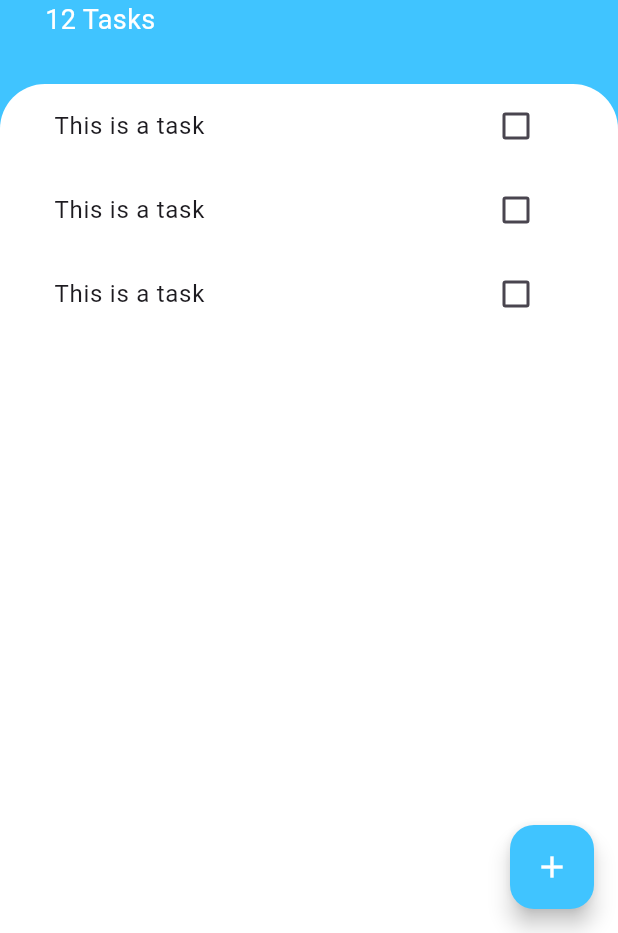
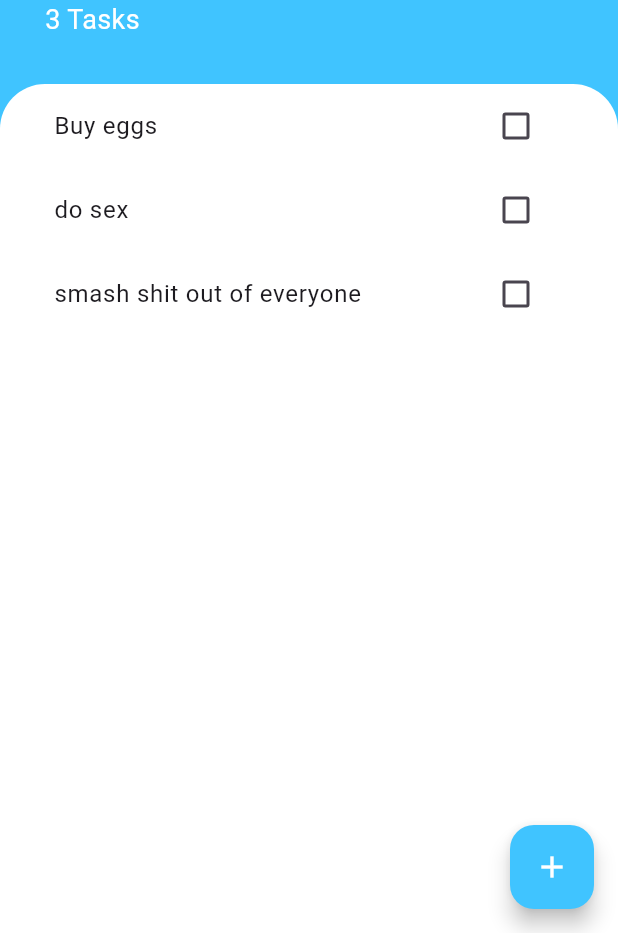
Before and after one commit to Athars904/todoapp, a Flutter app: the screen it shows after launch, on a phone screen of 412 x 824 dp, the part 303-1236 px from its top. Run offline on Flutter 3.47's test engine with Material 3 defaults, Android fonts, the phone set to English and light mode, and no system bars.

Commit message:
updated state management

```diff
--- /dev/null
+++ b/lib/models/tasks.dart
@@ -0,0 +1,9 @@
+class Task{
+  final String name;
+  bool isDone;
+  Task({required this.name, this.isDone=false});
+  void toggleDone()
+  {
+    isDone=!isDone;
+  }
+}
--- a/lib/screens/add_tasks_screen.dart
+++ b/lib/screens/add_tasks_screen.dart
@@ -1,10 +1,14 @@
 import 'package:flutter/material.dart';
 
 class AddTask extends StatelessWidget {
-  const AddTask({Key? key});
+  final Function(String) addTaskCallBack; // Corrected data type for addTaskCallBack
+
+  AddTask({required this.addTaskCallBack});
 
   @override
   Widget build(BuildContext context) {
+    late String newTitle;
+
     return Container(
       color: const Color(0xFF757575),
       child: Container(
@@ -27,16 +31,20 @@ class AddTask extends StatelessWidget {
                 fontSize: 30.0,
               ),
             ),
-            const TextField(
+            TextField(
               autofocus: true,
               textAlign: TextAlign.center,
+              onChanged: (newText) {
+                newTitle = newText;
+              },
             ),
             const SizedBox(
               height: 10.0,
             ),
             ElevatedButton(
               onPressed: () {
-                // Add your onPressed function here
+                addTaskCallBack(newTitle);
+                Navigator.pop(context);// Call the callback function with the newTitle parameter
               },
               style: ButtonStyle(
                 backgroundColor: MaterialStateProperty.all(Colors.lightBlueAccent),
@@ -46,8 +54,10 @@ class AddTask extends StatelessWidget {
                   ),
                 ),
               ),
-              child: const Text('Add',
-              style: TextStyle(color: Colors.white),),
+              child: const Text(
+                'Add',
+                style: TextStyle(color: Colors.white),
+              ),
             ),
           ],
         ),
--- a/lib/screens/tasks_screen.dart
+++ b/lib/screens/tasks_screen.dart
@@ -1,8 +1,21 @@
 import 'package:flutter/material.dart';
 import 'package:todoapp/widgets/tasks_list.dart';
 import 'package:todoapp/screens/add_tasks_screen.dart';
-class TaskScreen extends StatelessWidget {
-  const TaskScreen({super.key});
+import 'package:todoapp/models/tasks.dart';
+
+class TaskScreen extends StatefulWidget {
+  const TaskScreen({super.key}); // Corrected the constructor
+
+  @override
+  State<TaskScreen> createState() => _TaskScreenState();
+}
+
+class _TaskScreenState extends State<TaskScreen> {
+  List<Task> tasks = [
+    Task(name: 'Buy eggs'),
+    Task(name: 'do sex'),
+    Task(name: 'smash shit out of everyone')
+  ];
 
   @override
   Widget build(BuildContext context) {
@@ -10,12 +23,22 @@ class TaskScreen extends StatelessWidget {
       floatingActionButton: FloatingActionButton(
         backgroundColor: Colors.lightBlueAccent,
         splashColor: Colors.blue,
-        child: const Icon(Icons.add,
-        color: Colors.white,),
-        onPressed: ()
-        {
-          showModalBottomSheet(context: context, builder:(context)=> const AddTask());
-        },
+        child: const Icon(
+          Icons.add,
+          color: Colors.white,
+        ),
+        onPressed: () {
+        showModalBottomSheet(
+          context: context,
+          builder: (context) => AddTask(
+            addTaskCallBack: (newTaskTitle) {
+              setState(() {
+                tasks.add(Task(name: newTaskTitle));
+              });
+            },
+          ),
+        );
+      },
       ),
       backgroundColor: Colors.lightBlueAccent,
       body: SafeArea(
@@ -24,10 +47,10 @@ class TaskScreen extends StatelessWidget {
           children: <Widget>[
             Container(
               padding: const EdgeInsets.only(top: 60.0, left: 30.0, right: 30.0, bottom: 30.0),
-              child: const Column(
+              child:  Column(
                 crossAxisAlignment: CrossAxisAlignment.start,
                 children: <Widget>[
-                  CircleAvatar(
+                  const CircleAvatar(
                     radius: 30.0,
                     child: Icon(
                       Icons.list,
@@ -35,8 +58,8 @@ class TaskScreen extends StatelessWidget {
                       color: Colors.lightBlueAccent,
                     ),
                   ),
-                  SizedBox(height: 10.0,),
-                  Text(
+                  const SizedBox(height: 10.0),
+                  const Text(
                     'Todoey',
                     style: TextStyle(
                       fontWeight: FontWeight.w700,
@@ -45,8 +68,8 @@ class TaskScreen extends StatelessWidget {
                     ),
                   ),
                   Text(
-                    '12 Tasks',
-                    style: TextStyle(
+                    '${tasks.length} Tasks',
+                    style: const TextStyle(
                       color: Colors.white,
                       fontSize: 18.0,
                     ),
@@ -56,15 +79,15 @@ class TaskScreen extends StatelessWidget {
             ),
             Expanded(
               child: Container(
-                padding: EdgeInsets.symmetric(horizontal: 20.0),
-                decoration:const BoxDecoration(
+                padding: const EdgeInsets.symmetric(horizontal: 20.0),
+                decoration: const BoxDecoration(
                   color: Colors.white,
-                  borderRadius:  BorderRadius.only(
+                  borderRadius: BorderRadius.only(
                     topLeft: Radius.circular(30.0),
                     topRight: Radius.circular(30.0),
                   ),
                 ),
-                child: TasksList(),
+                child: TasksList(tasks: tasks), // Pass tasks through the constructor
               ),
             ),
           ],
--- a/lib/widgets/tasks_list.dart
+++ b/lib/widgets/tasks_list.dart
@@ -1,14 +1,32 @@
 import 'package:flutter/material.dart';
 import 'package:todoapp/widgets/tasks_tile.dart';
-class TasksList extends StatelessWidget {
+import 'package:todoapp/models/tasks.dart';
+
+class TasksList extends StatefulWidget {
+  final List<Task> tasks;
+  TasksList({required this.tasks});
+  @override
+  State<TasksList> createState() => _TasksListState();
+}
+
+class _TasksListState extends State<TasksList> {
+
   @override
   Widget build(BuildContext context) {
-    return ListView(
-      children: [
-        TaskTile(),
-        TaskTile(),
-        TaskTile(),
-      ],
+    return ListView.builder(
+      itemCount: widget.tasks.length,
+      itemBuilder: (context, index) {
+        final task = widget.tasks[index];
+        return TaskTile(
+          taskTitle: task.name,
+          isChecked: task.isDone,
+          checkBoxCallBack: (newValue) {
+            setState(() {
+              task.toggleDone();
+            });
+          },
+        );
+      },
     );
   }
 }
--- a/lib/widgets/tasks_tile.dart
+++ b/lib/widgets/tasks_tile.dart
@@ -1,50 +1,26 @@
-
-
 import 'package:flutter/material.dart';
 
-class TaskTile extends StatefulWidget {
-  const TaskTile({super.key});
+class TaskTile extends StatelessWidget {
+  final bool isChecked;
+  final String taskTitle;
+  final Function(bool?) checkBoxCallBack; // Callback function to handle checkbox state change
 
-  @override
-  State<TaskTile> createState() => _TaskTileState();
-}
-
-class _TaskTileState extends State<TaskTile> {
-  bool isChecked = false;
+  TaskTile({required this.taskTitle, required this.isChecked, required this.checkBoxCallBack});
 
   @override
   Widget build(BuildContext context) {
     return ListTile(
       title: Text(
-        'This is a task',
+        taskTitle,
         style: TextStyle(
           decoration: isChecked ? TextDecoration.lineThrough : null,
         ),
       ),
-      trailing: TaskCheckBox(
-        checkBoxState: isChecked,
-        toggleCheckBoxState: (bool? newValue) {
-          setState(() {
-            isChecked = newValue!;
-          });
-        },
+      trailing: Checkbox(
+        activeColor: Colors.lightBlueAccent,
+        value: isChecked,
+        onChanged: checkBoxCallBack, // Assign the onChanged callback function here
       ),
     );
   }
 }
-
-class TaskCheckBox extends StatelessWidget {
-  final bool checkBoxState;
-  final Function(bool?) toggleCheckBoxState;
-
-  const TaskCheckBox({super.key, required this.checkBoxState, required this.toggleCheckBoxState});
-
-  @override
-  Widget build(BuildContext context) {
-    return Checkbox(
-      activeColor: Colors.lightBlueAccent,
-      value: checkBoxState,
-      onChanged: toggleCheckBoxState,
-    );
-  }
-}
--- a/pubspec.yaml
+++ b/pubspec.yaml
@@ -35,6 +35,7 @@ dependencies:
   # The following adds the Cupertino Icons font to your application.
   # Use with the CupertinoIcons class for iOS style icons.
   cupertino_icons: ^1.0.6
+  provider: ^6.1.2
 
 dev_dependencies:
   flutter_test:
```
Also changed, not shown: pubspec.lock.
